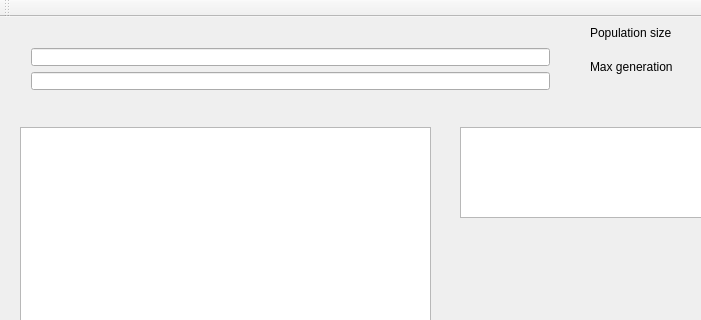
Before: the Qt Designer form source/mainwindow.ui in Klapeyron/OptimizationProject, drawn with Qt 5; both pictures show x 0 to 701 and y 0 to 320 of the 1072 by 748 pixel window.
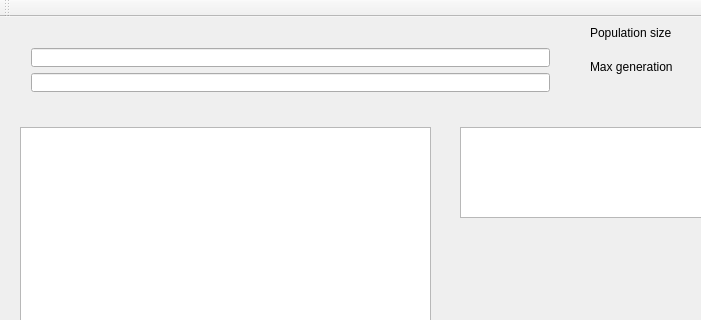
After: the same form once the commit is applied. Custom widgets are drawn as their Qt base class.

Commit message: Changed main window name

The edit to the form file:
```diff
--- a/source/mainwindow.ui
+++ b/source/mainwindow.ui
@@ -46,7 +46,7 @@
       <x>20</x>
       <y>20</y>
       <width>541</width>
-      <height>64</height>
+      <height>66</height>
      </rect>
     </property>
     <layout class="QGridLayout" name="gridLayout">
```
Left out of the diff: 4 changed lines with no effect on the pictures.
